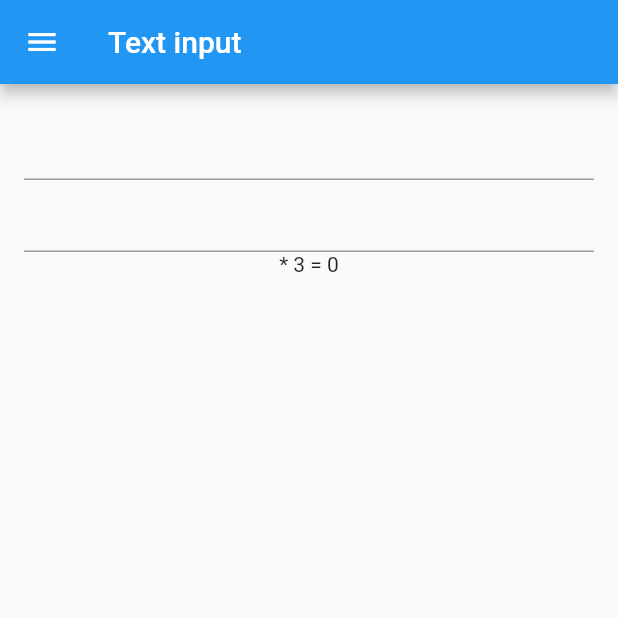
After one commit to IncPlusPlus/chemistry-catalyst, a Flutter app: the TextScreen screen opened by its route, on a phone screen of 412 x 824 dp, the top half of it. The commit adds this screen. Run offline on Flutter 3.47's test engine with Material 2 defaults, Android fonts, the phone set to English and light mode, and no system bars.

Commit message:
Add a basic text input screen

```diff
--- a/lib/routes.dart
+++ b/lib/routes.dart
@@ -5,5 +5,6 @@ class Routes {
   static Map<String, WidgetBuilder> routes = {
     HomePage.routeName: (context) => const HomePage(),
     SecondScreen.routeName: (context) => const SecondScreen(),
+    TextScreen.routeName: (context) => TextScreen(),
   };
 }
--- a/lib/screens.dart
+++ b/lib/screens.dart
@@ -1,2 +1,3 @@
 export 'screens/home_screen.dart';
 export 'screens/screen1.dart';
+export 'screens/text_input_screen.dart';
--- /dev/null
+++ b/lib/screens/text_input_screen.dart
@@ -0,0 +1,65 @@
+import 'package:chem_catalyst/widgets.dart';
+import 'package:flutter/material.dart';
+
+class TextScreen extends StatefulWidget {
+  static const String routeName = '/3';
+
+  @override
+  _TextScreenState createState() => _TextScreenState();
+}
+
+class _TextScreenState extends State<TextScreen> {
+  // Create a text controller. Later, use it to retrieve the
+  // current value of the TextField.
+  final myController = TextEditingController();
+  int yValue = 0;
+  int xValue = 3;
+
+  @override
+  void initState() {
+    super.initState();
+    // Start listening to changes.
+    myController.addListener(_printLatestValue);
+  }
+
+  @override
+  void dispose() {
+    // Clean up the controller when the widget is removed from the
+    // widget tree.
+    myController.dispose();
+    super.dispose();
+  }
+
+  @override
+  Widget build(BuildContext context) {
+    return Scaffold(
+      appBar: AppBar(
+        title: Text("Text input"),
+      ),
+      drawer: AppDrawer(),
+      body: Padding(
+        padding: const EdgeInsets.all(16.0),
+        child: Column(
+          children: [
+            TextField(
+              onChanged: (text) {
+                print('First text field: $text');
+              },
+            ),
+            TextField(
+              controller: myController,
+            ),
+            Text('${myController.text} * $xValue = $yValue '),
+          ],
+        ),
+      ),
+    );
+  }
+
+  void _printLatestValue() {
+    setState(() {
+      yValue = int.parse(myController.text) * xValue;
+    });
+    print('Second text field: ${myController.text}');
+  }
+}
--- a/lib/widget/drawer.dart
+++ b/lib/widget/drawer.dart
@@ -24,7 +24,12 @@ class AppDrawer extends StatelessWidget {
             onTap: () =>
                 Navigator.pushReplacementNamed(context, SecondScreen.routeName),
           ),
-          // _createDrawerItem(icon: Icons.note, text: 'Notes',),
+          _createDrawerItem(
+            icon: Icons.note,
+            text: 'Notes',
+            onTap: () =>
+                Navigator.pushReplacementNamed(context, TextScreen.routeName),
+          ),
           // Divider(),
           // _createDrawerItem(icon: Icons.collections_bookmark, text: 'Steps'),
           // _createDrawerItem(icon: Icons.face, text: 'Authors'),
```
